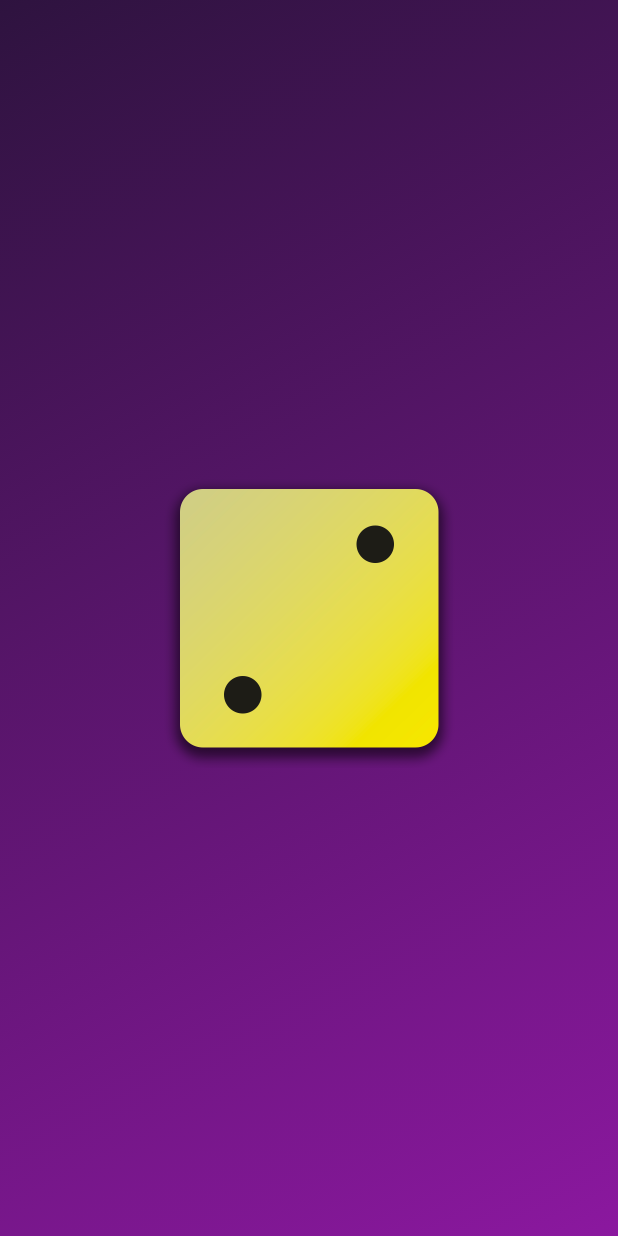
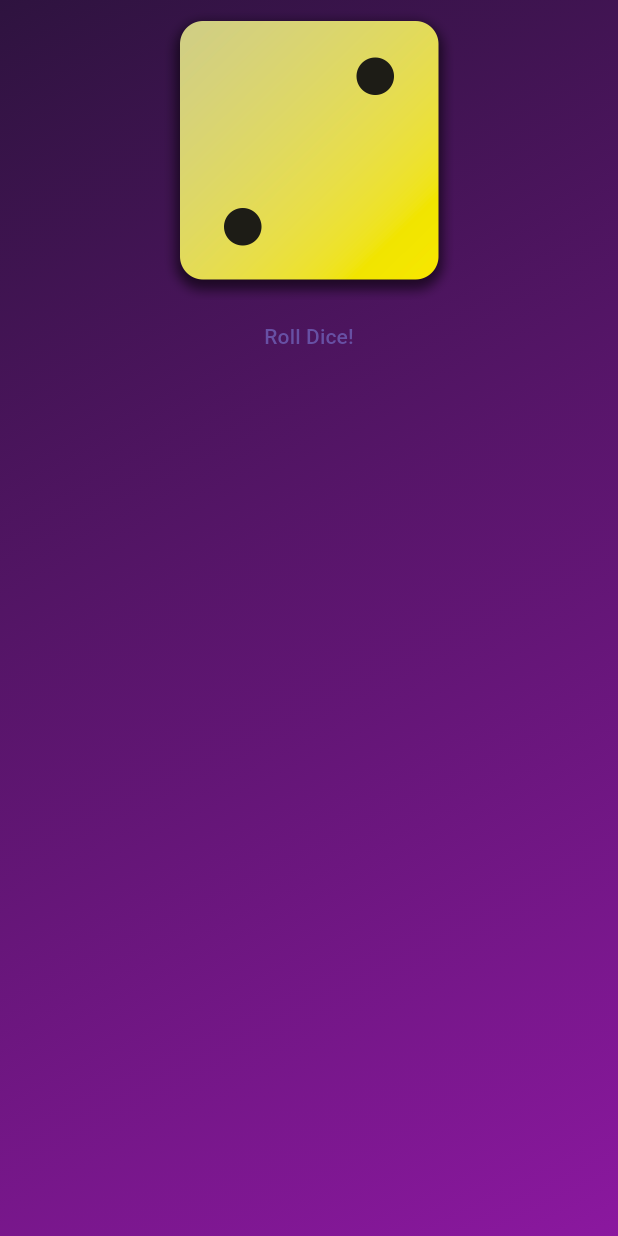
Before and after one commit to listyantidewi1/dice-roll-flutter, a Flutter app: the screen it shows after launch, on a phone screen of 412 x 824 dp. Run offline on Flutter 3.47's test engine with Material 3 defaults, Android fonts, the phone set to English and light mode, and no system bars.

Commit message:
added button and empty rollDice function as the click handler

```diff
--- a/lib/gradient_container.dart
+++ b/lib/gradient_container.dart
@@ -1,5 +1,4 @@
 import 'package:flutter/material.dart';
-import 'package:roll_dice_teach/styled_text.dart';
 
 const startAlignment = Alignment.topLeft;
 const endAlignment = Alignment.bottomRight;
@@ -9,6 +8,10 @@ class GradientContainer extends StatelessWidget {
 
   final Color color1;
   final Color color2;
+
+  void rollDice(){
+
+  }
 
   @override
   Widget build(context) {
@@ -21,10 +24,19 @@ class GradientContainer extends StatelessWidget {
         ),
       ),
       child: Center(
-          child: Image.asset(
-        'assets/images/dice-2.png',
-        width: 200,
-      )),
+        child: Column(
+          children: [
+            Image.asset(
+              'assets/images/dice-2.png',
+              width: 200,
+            ),
+            TextButton(
+              onPressed: rollDice,
+              child: const Text('Roll Dice!'),
+            )
+          ],
+        ),
+      ),
     );
   }
 }
```
